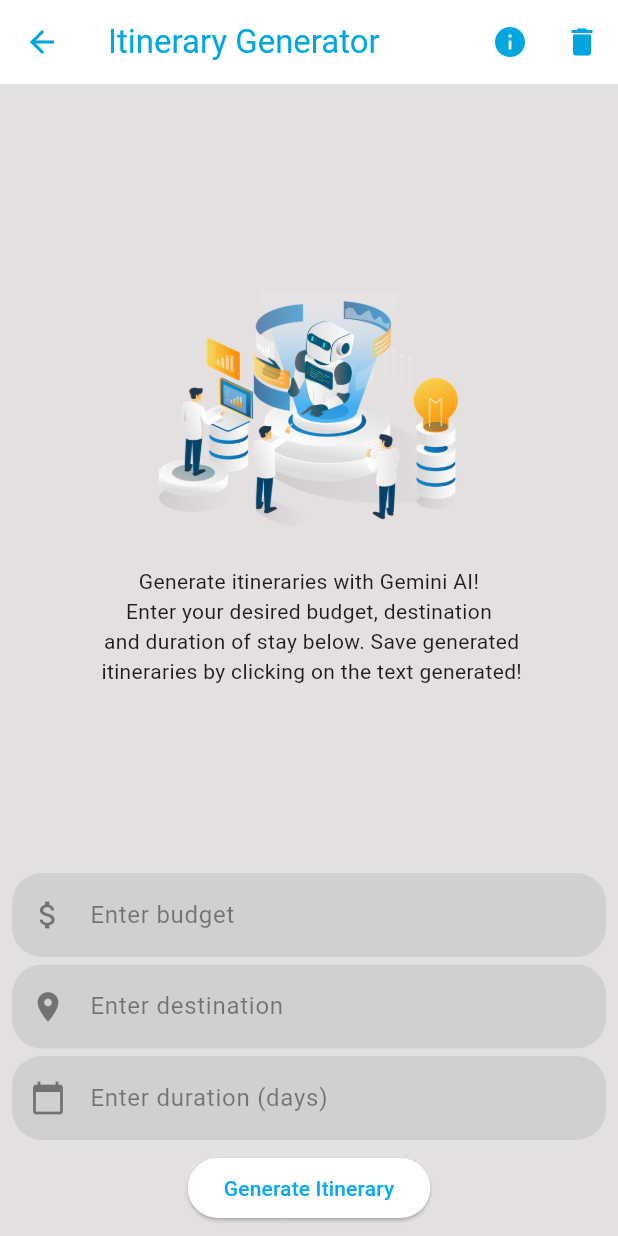
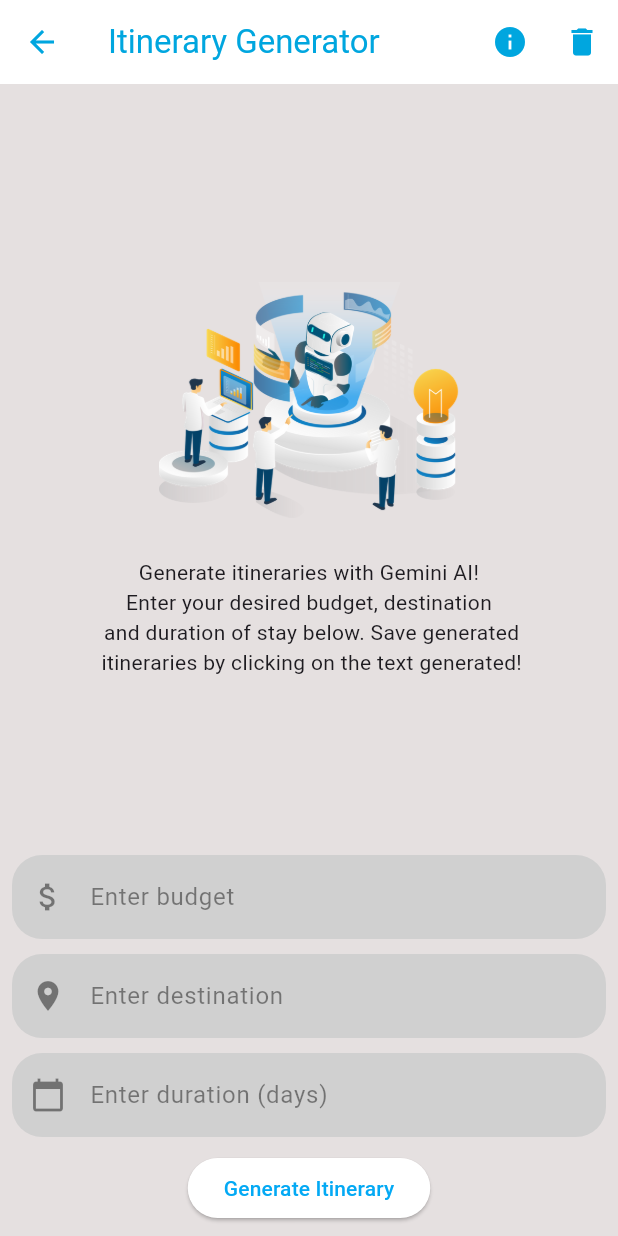
Before and after one commit to matthewyeo1/WanderWise, a Flutter app: the GeminiChatPage screen opened directly, on a phone screen of 412 x 824 dp. Run offline on Flutter 3.47's test engine with Material 3 defaults, Android fonts, the phone set to English and light mode, and no system bars; our stand-ins replace cloud_firestore, dash_chat_2, file_picker, firebase_auth, firebase_core, firebase_storage and 5 more; missing offline and left inert: flutter_pdfview; accounts and stored records are empty.

Commit message:
-added: minor UI adjustments

```diff
--- a/ww_code/lib/ai_itinerary_page.dart
+++ b/ww_code/lib/ai_itinerary_page.dart
@@ -294,7 +294,7 @@ class GeminiChatPageState extends State<GeminiChatPage> {
                         ),
                         keyboardType: TextInputType.number,
                       ),
-                      const SizedBox(height: 5),
+                      const SizedBox(height: 10),
                       TextField(
                         style: const TextStyle(color: Colors.black),
                         cursorColor: Colors.black,
@@ -307,7 +307,7 @@ class GeminiChatPageState extends State<GeminiChatPage> {
                           ),
                         ),
                       ),
-                      const SizedBox(height: 5),
+                      const SizedBox(height: 10),
                       TextField(
                         style: const TextStyle(color: Colors.black),
                         cursorColor: Colors.black,
@@ -321,7 +321,7 @@ class GeminiChatPageState extends State<GeminiChatPage> {
                         ),
                         keyboardType: TextInputType.number,
                       ),
-                      const SizedBox(height: 8),
+                      const SizedBox(height: 10),
                       ElevatedButton(
                         onPressed: _handleSendMessage,
                         child: const Text('Generate Itinerary'),
--- a/ww_code/lib/map_trips_page.dart
+++ b/ww_code/lib/map_trips_page.dart
@@ -97,7 +97,7 @@ class MapItineraryPageState extends State<MapItineraryPage> {
         _itineraryItems.removeAt(index);
       });
       ScaffoldMessenger.of(context).showSnackBar(
-        const SnackBar(content: Text('Delete Successful!')),
+        const SnackBar(content: Text('Successfully deleted trip')),
       );
     }
   }
--- a/ww_code/lib/menu_page.dart
+++ b/ww_code/lib/menu_page.dart
@@ -52,7 +52,7 @@ class _MenuPageState extends State<MenuPage> {
             },
           ),
           Positioned(
-            top: 24.0,
+            top: 50.0,
             left: 16.0,
             child: Column(
               children: [
@@ -73,7 +73,7 @@ class _MenuPageState extends State<MenuPage> {
             ),
           ),
           Positioned(
-            top: 24.0,
+            top: 50.0,
             right: 16.0,
             child: Column(
               children: [
```
